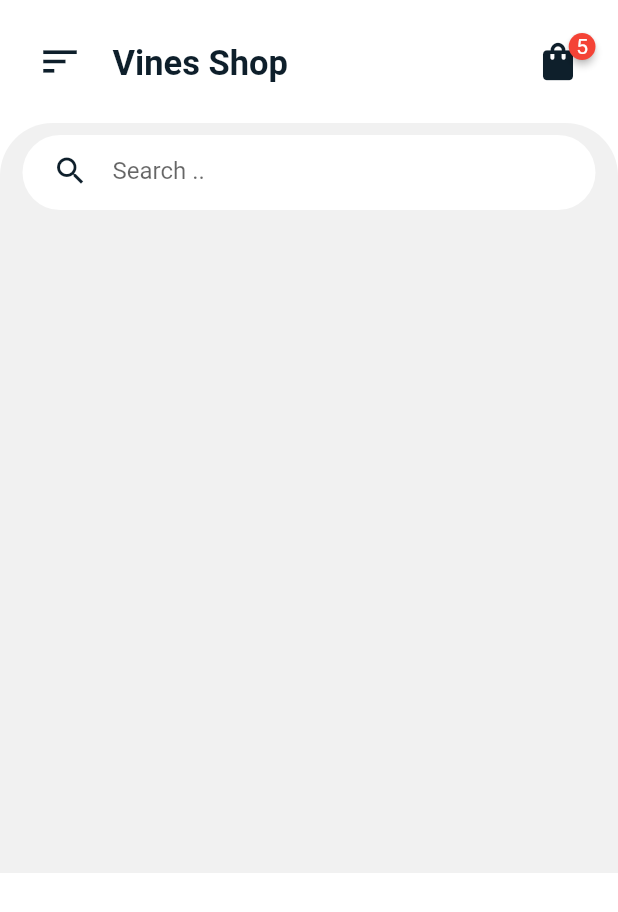
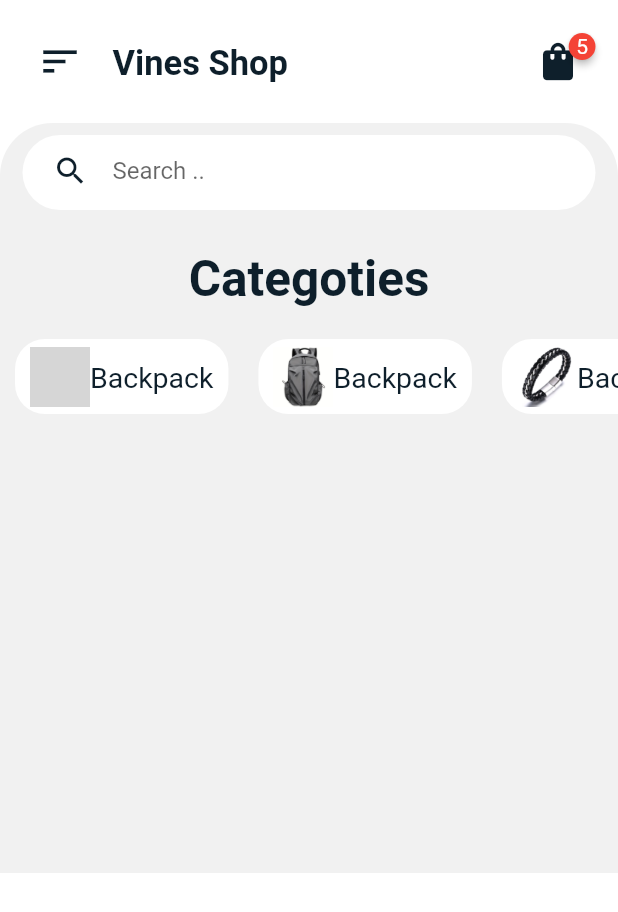
Before and after one commit to mahmoudashraf01/shop_app, a Flutter app: the screen it shows after launch, on a phone screen of 412 x 824 dp. Shown: the top 912 px of the screen. Run offline on Flutter 3.47's test engine with Material 2 defaults, Android fonts, the phone set to English and light mode, and no system bars; drawn by our look-alikes of badges; grey boxes are pictures that could not be loaded.

Commit message:
adding categories row

```diff
--- a/lib/screens/home_screen.dart
+++ b/lib/screens/home_screen.dart
@@ -1,5 +1,7 @@
 import 'package:flutter/material.dart';
 import 'package:shoping_strore/shared/themes/colors.dart';
+import 'package:shoping_strore/shared/themes/text.dart';
+import 'package:shoping_strore/shared/widgets/categories_widgets.dart';
 import 'package:shoping_strore/shared/widgets/home_app_bar.dart';
 
 class HomeScreen extends StatelessWidget {
@@ -50,7 +52,21 @@ class HomeScreen extends StatelessWidget {
                     Spacer(),
                   ],
                 ),
-              )
+              ),
+              Container(
+                margin: EdgeInsets.symmetric(
+                  horizontal: 10,
+                  vertical: 20,
+                ),
+                child: Text(
+                  'Categoties',
+                  style: h3Bold.merge(
+                    TextStyle(color: darkBlue),
+                  ),
+                ),
+              ),
+              //adding categories.
+              CategotiesWidget(),
             ]),
           )
         ],
--- /dev/null
+++ b/lib/shared/widgets/categories_widgets.dart
@@ -0,0 +1,44 @@
+import 'package:flutter/material.dart';
+import 'package:shoping_strore/shared/themes/colors.dart';
+import 'package:shoping_strore/shared/themes/text.dart';
+
+// ignore: must_be_immutable
+class CategotiesWidget extends StatelessWidget {
+  CategotiesWidget({super.key,});
+
+  @override
+  Widget build(BuildContext context) {
+    return SingleChildScrollView(
+      scrollDirection: Axis.horizontal,
+      child: Row(children: [
+        for(int i=0; i<5; i++)
+          Container(
+            margin: EdgeInsets.symmetric(horizontal: 10),
+            padding: EdgeInsets.symmetric(vertical: 5, horizontal: 10),
+            decoration: BoxDecoration(
+              color: white,
+              borderRadius: BorderRadius.circular(20),
+            ),
+            child: Row(
+              crossAxisAlignment: CrossAxisAlignment.center,
+              children: [
+                Image(
+                  image: AssetImage('assets/$i.jpg'),
+                  width: 40,
+                  height: 40,
+                ),
+                Text(
+                  'Backpack',
+                  style: title1.merge(
+                    TextStyle(
+                      color: darkBlue,
+                    ),
+                  ),
+                ),
+              ],
+            ),
+          )
+      ]),
+    );
+  }
+}
```
Also changed, not shown: assets/1.jpg (renamed from assets/back_bag1.jpg), assets/2.jpg (renamed from assets/barcelet1.jpg), assets/3.jpg (renamed from assets/bracelet2.jpg), assets/4.jpg (renamed from assets/shirts1.jpg), assets/5.jpg (renamed from assets/shirts2.jpg), assets/ring1.jpg (deleted), assets/sneekers1.jpg (deleted), assets/sweat_bants1.jpg (deleted), assets/sweaters1.jpg (deleted), assets/sweaters2.jpg (deleted), assets/watch1.jpg (deleted).
